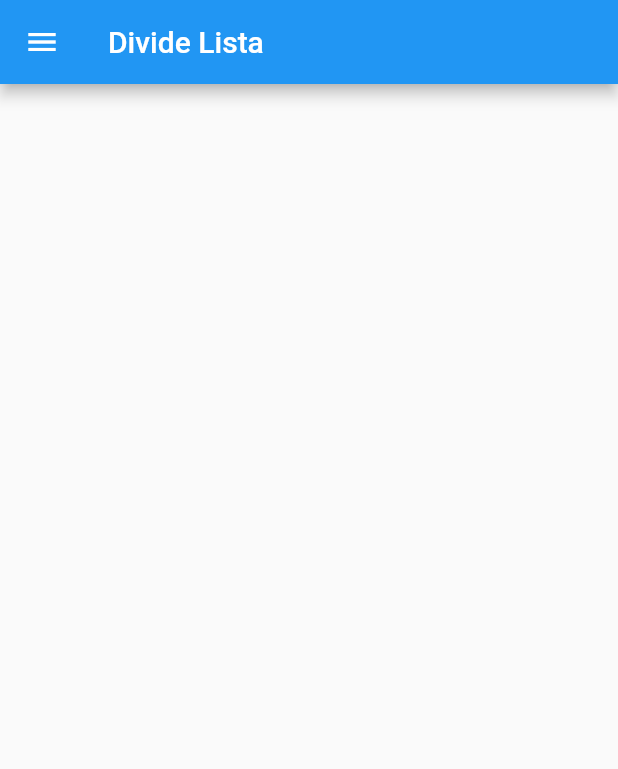
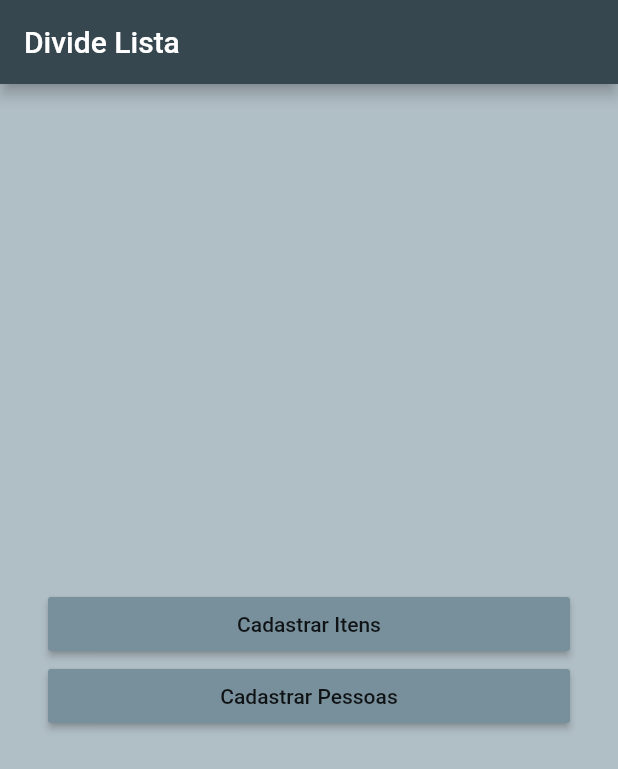
Before and after one commit to GianCarloRumachella/DivideLista, a Flutter app: the screen it shows after launch, on a phone screen of 412 x 824 dp. Shown: the top 769 px of the screen. Run offline on Flutter 3.47's test engine with Material 2 defaults, Android fonts, the phone set to English and light mode, and no system bars; our stand-ins replace sqflite; accounts and stored records are empty.

Commit message:
ajustes na Home

```diff
--- a/lib/Home.dart
+++ b/lib/Home.dart
@@ -11,42 +11,44 @@ class _HomeState extends State<Home> {
   @override
   Widget build(BuildContext context) {
     return Scaffold(
+      backgroundColor: Colors.blueGrey[200],
       appBar: AppBar(
+        backgroundColor: Colors.blueGrey[800],
         title: Text("Divide Lista"),
       ),
-      drawer: Drawer(
-        child: ListView(
-          padding: EdgeInsets.zero,
+      body: Container(
+        padding: EdgeInsets.all(32),
+        child: Column(
+          crossAxisAlignment: CrossAxisAlignment.stretch,
+          mainAxisAlignment: MainAxisAlignment.center,
           children: [
-            DrawerHeader(
-              child: Text("Menu Inicial"),
-              decoration: BoxDecoration(
-                color: Colors.blue,
-              ),
-            ),
-            ListTile(
-              title: Text("Cadastrar Itens"),
-              onTap: () {
-                print("abrir cadastro de itens");
+            RaisedButton(
+              color: Colors.blueGrey[400],
+              child: Text("Cadastrar Itens"),
+              onPressed: () {
                 Navigator.push(
                   context,
-                  MaterialPageRoute(builder: (context) => CadastroItem()),
+                  MaterialPageRoute(
+                    builder: (context) => CadastroItem(),
+                  ),
                 );
               },
             ),
-            ListTile(
-              title: Text("Cadastrar Pessoas"),
-              onTap: () {
+            RaisedButton(
+              color: Colors.blueGrey[400],
+              child: Text("Cadastrar Pessoas"),
+              onPressed: () {
                 Navigator.push(
                   context,
-                  MaterialPageRoute(builder: (context) => CadastroPessoa()),
+                  MaterialPageRoute(
+                    builder: (context) => CadastroPessoa(),
+                  ),
                 );
               },
             ),
           ],
         ),
       ),
-      body: Container(),
     );
   }
 }
```
